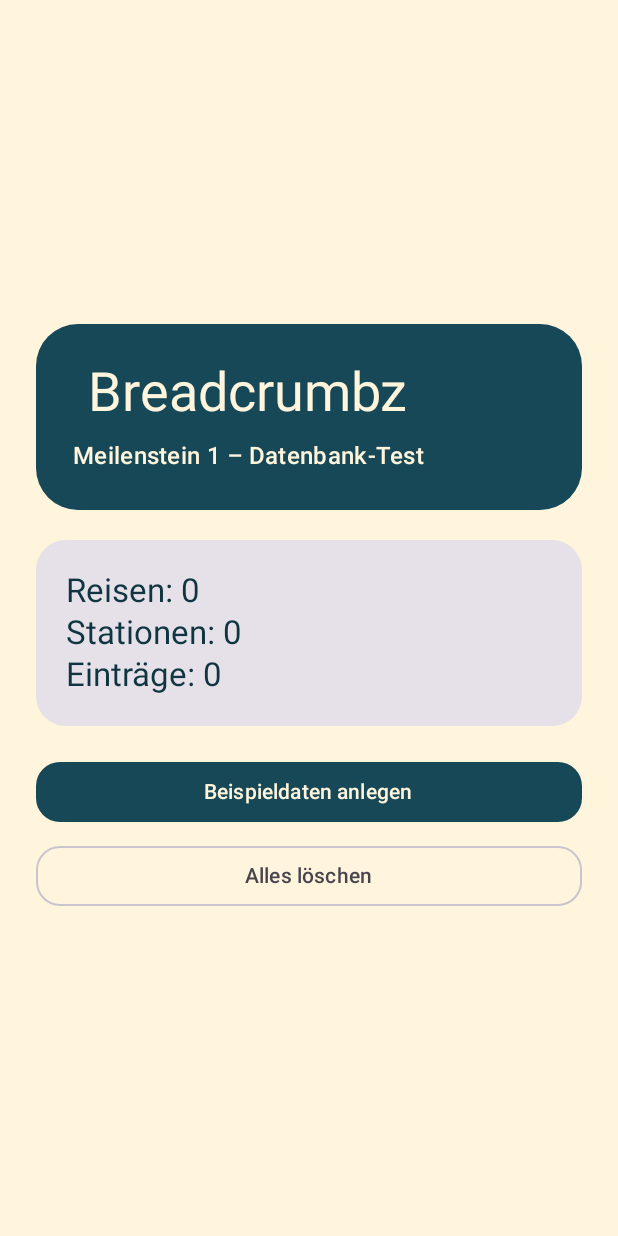
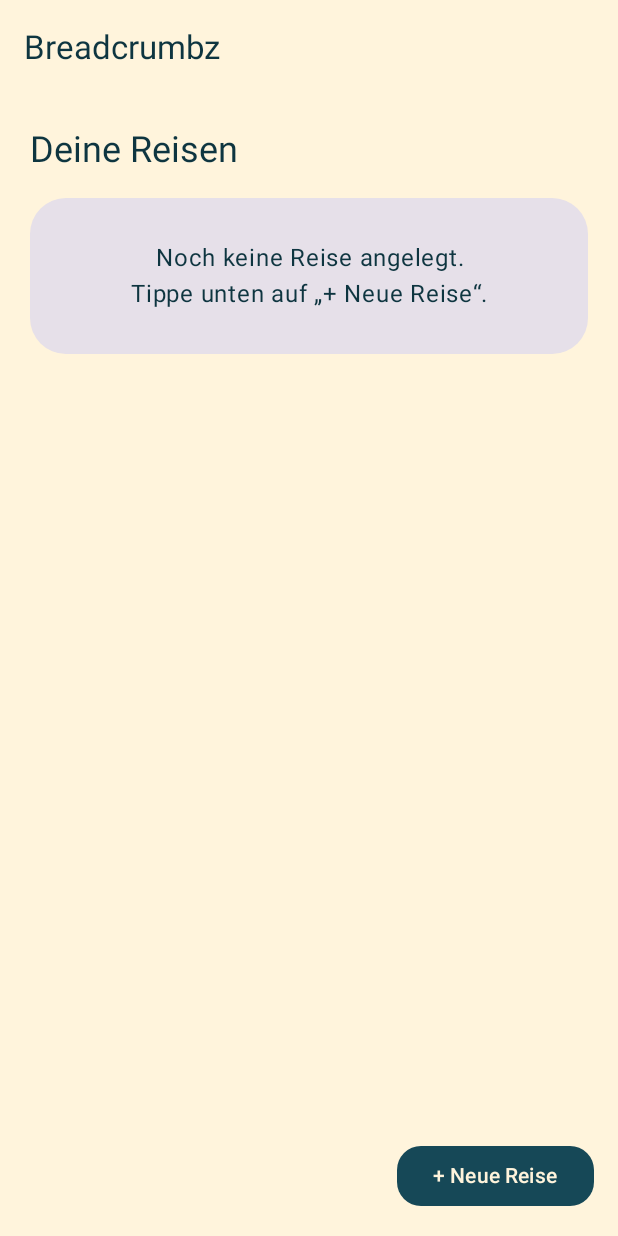
Before and after one commit to mumblemood/breadcrumbz, an Android app built with Jetpack Compose: the screen it shows after launch (MainActivity), on a phone screen of 412 x 824 dp. Run offline under Robolectric (Android 15) with nearby library versions, the phone set to English and light mode, and no system bars; our stand-ins replace Room's generated code.

Commit message:
Meilenstein 2: Reisen anlegen, bearbeiten und loeschen

```diff
--- a/app/src/main/java/de/breadcrumbz/app/MainActivity.kt
+++ b/app/src/main/java/de/breadcrumbz/app/MainActivity.kt
@@ -8,15 +8,15 @@ import androidx.compose.material3.MaterialTheme
 import androidx.compose.material3.Surface
 import androidx.compose.ui.Modifier
 import de.breadcrumbz.app.state.BreadcrumbzViewModelFactory
-import de.breadcrumbz.app.state.DatabaseTestViewModel
+import de.breadcrumbz.app.state.TripsViewModel
 import de.breadcrumbz.app.ui.theme.BreadcrumbzTheme
-import de.breadcrumbz.app.ui.trips.DatabaseTestScreen
+import de.breadcrumbz.app.ui.trips.TripsScreen
 
 class MainActivity : ComponentActivity() {
 
     private val container: AppContainer by lazy { (application as BreadcrumbzApp).container }
 
-    private val viewModel: DatabaseTestViewModel by viewModels {
+    private val viewModel: TripsViewModel by viewModels {
         BreadcrumbzViewModelFactory(container.repository)
     }
 
@@ -28,7 +28,7 @@ class MainActivity : ComponentActivity() {
                     modifier = Modifier,
                     color = MaterialTheme.colorScheme.background,
                 ) {
-                    DatabaseTestScreen(viewModel)
+                    TripsScreen(viewModel)
                 }
             }
         }
--- a/app/src/main/java/de/breadcrumbz/app/state/BreadcrumbzViewModelFactory.kt
+++ b/app/src/main/java/de/breadcrumbz/app/state/BreadcrumbzViewModelFactory.kt
@@ -10,8 +10,8 @@ class BreadcrumbzViewModelFactory(
 
     @Suppress("UNCHECKED_CAST")
     override fun <T : ViewModel> create(modelClass: Class<T>): T {
-        if (modelClass.isAssignableFrom(DatabaseTestViewModel::class.java)) {
-            return DatabaseTestViewModel(repository) as T
+        if (modelClass.isAssignableFrom(TripsViewModel::class.java)) {
+            return TripsViewModel(repository) as T
         }
         throw IllegalArgumentException("Unbekanntes ViewModel: $modelClass")
     }
--- a/app/src/main/java/de/breadcrumbz/app/state/DatabaseTestViewModel.kt
+++ /dev/null
@@ -1,69 +0,0 @@
-package de.breadcrumbz.app.state
-
-import androidx.lifecycle.ViewModel
-import androidx.lifecycle.viewModelScope
-import de.breadcrumbz.app.domain.model.Entry
-import de.breadcrumbz.app.domain.model.Stop
-import de.breadcrumbz.app.domain.model.StopSource
-import de.breadcrumbz.app.domain.repository.BreadcrumbzRepository
-import kotlinx.coroutines.flow.SharingStarted
-import kotlinx.coroutines.flow.flatMapLatest
-import kotlinx.coroutines.flow.flowOf
-import kotlinx.coroutines.flow.map
-import kotlinx.coroutines.flow.stateIn
-import kotlinx.coroutines.launch
-
-/**
- * Nur für Meilenstein 1: Erzeugt Testdaten und zeigt an, ob die
- * Datenbank und die Beziehungen zwischen Reisen, Stationen und Einträgen
- * funktionieren. Wird später durch die echte Reise-Ansicht ersetzt.
- */
-class DatabaseTestViewModel(
-    private val repository: BreadcrumbzRepository,
-) : ViewModel() {
-
-    val trips = repository.observeTrips()
-        .stateIn(viewModelScope, SharingStarted.WhileSubscribed(5_000), emptyList())
-
-    val stops = trips.map { it.firstOrNull()?.id }
-        .flatMapLatest { tripId ->
-            if (tripId == null) flowOf<List<Stop>>(emptyList())
-            else repository.observeStops(tripId)
-        }
-        .stateIn(viewModelScope, SharingStarted.WhileSubscribed(5_000), emptyList())
-
-    val entries = stops.map { it.firstOrNull()?.id }
-        .flatMapLatest { stopId ->
-            if (stopId == null) flowOf<List<Entry>>(emptyList())
-            else repository.observeEntries(stopId)
-        }
-        .stateIn(viewModelScope, SharingStarted.WhileSubscribed(5_000), emptyList())
-
-    fun createSample() {
-        viewModelScope.launch {
-            val trip = repository.createTrip(
-                title = "Probe-Reise",
-                description = "Testdaten aus Meilenstein 1",
-            )
-            val stop = repository.addStop(
-                tripId = trip.id,
-                title = "Erster Wegpunkt",
-                latitude = 48.1374,
-                longitude = 11.5755,
-                visitedAt = System.currentTimeMillis(),
-                source = StopSource.MANUAL,
-            )
-            repository.addEntry(
-                stopId = stop.id,
-                title = "Notiz",
-                body = "Datenbank und Beziehungen funktionieren.",
-            )
-        }
-    }
-
-    fun clearAll() {
-        viewModelScope.launch {
-            trips.value.forEach { repository.deleteTrip(it.id) }
-        }
-    }
-}
--- a/app/src/main/java/de/breadcrumbz/app/ui/trips/DatabaseTestScreen.kt
+++ /dev/null
@@ -1,115 +0,0 @@
-package de.breadcrumbz.app.ui.trips
-
-import androidx.compose.foundation.layout.Arrangement
-import androidx.compose.foundation.layout.Column
-import androidx.compose.foundation.layout.Spacer
-import androidx.compose.foundation.layout.fillMaxSize
-import androidx.compose.foundation.layout.fillMaxWidth
-import androidx.compose.foundation.layout.height
-import androidx.compose.foundation.layout.padding
-import androidx.compose.foundation.rememberScrollState
-import androidx.compose.foundation.shape.RoundedCornerShape
-import androidx.compose.foundation.verticalScroll
-import androidx.compose.material3.Button
-import androidx.compose.material3.Card
-import androidx.compose.material3.CardDefaults
-import androidx.compose.material3.MaterialTheme
-import androidx.compose.material3.OutlinedButton
-import androidx.compose.material3.Text
-import androidx.compose.runtime.Composable
-import androidx.compose.runtime.getValue
-import androidx.compose.ui.Alignment
-import androidx.compose.ui.Modifier
-import androidx.compose.ui.text.style.TextAlign
-import androidx.compose.ui.unit.dp
-import androidx.lifecycle.compose.collectAsStateWithLifecycle
-import de.breadcrumbz.app.state.DatabaseTestViewModel
-
-@Composable
-fun DatabaseTestScreen(
-    viewModel: DatabaseTestViewModel,
-    modifier: Modifier = Modifier,
-) {
-    val trips by viewModel.trips.collectAsStateWithLifecycle()
-    val stops by viewModel.stops.collectAsStateWithLifecycle()
-    val entries by viewModel.entries.collectAsStateWithLifecycle()
-
-    Column(
-        modifier = modifier
-            .fillMaxSize()
-            .verticalScroll(rememberScrollState())
-            .padding(24.dp),
-        verticalArrangement = Arrangement.Center,
-        horizontalAlignment = Alignment.CenterHorizontally,
-    ) {
-        Card(
-            modifier = Modifier.fillMaxWidth(),
-            shape = RoundedCornerShape(28.dp),
-            colors = CardDefaults.cardColors(
-                containerColor = MaterialTheme.colorScheme.primary,
-            ),
-        ) {
-            Column(
-                modifier = Modifier.padding(24.dp),
-                horizontalAlignment = Alignment.CenterHorizontally,
-            ) {
-                Text(
-                    text = "Breadcrumbz",
-                    style = MaterialTheme.typography.displaySmall,
-                    color = MaterialTheme.colorScheme.onPrimary,
-                )
-                Spacer(Modifier.height(8.dp))
-                Text(
-                    text = "Meilenstein 1 – Datenbank-Test",
-                    style = MaterialTheme.typography.titleMedium,
-                    color = MaterialTheme.colorScheme.onPrimary,
-                    textAlign = TextAlign.Center,
-                )
-            }
-        }
-
-        Spacer(Modifier.height(20.dp))
-
-        Card(
-            modifier = Modifier.fillMaxWidth(),
-            shape = RoundedCornerShape(20.dp),
-        ) {
-            Column(modifier = Modifier.padding(20.dp)) {
-                Text("Reisen: ${trips.size}", style = MaterialTheme.typography.titleLarge)
-                Text("Stationen: ${stops.size}", style = MaterialTheme.typography.titleLarge)
-                Text("Einträge: ${entries.size}", style = MaterialTheme.typography.titleLarge)
-
-                trips.firstOrNull()?.let {
-                    Spacer(Modifier.height(12.dp))
-                    Text("Reise: ${it.title}", style = MaterialTheme.typography.bodyLarge)
-                }
-                stops.firstOrNull()?.let {
-                    Text("Ort: ${it.title}", style = MaterialTheme.typography.bodyLarge)
-                }
-                entries.firstOrNull()?.let {
-                    Text("Text: ${it.body}", style = MaterialTheme.typography.bodyLarge)
-                }
-            }
-        }
-
-        Spacer(Modifier.height(20.dp))
-
-        Button(
-            onClick = viewModel::createSample,
-            modifier = Modifier.fillMaxWidth(),
-            shape = RoundedCornerShape(16.dp),
-        ) {
-            Text("Beispieldaten anlegen")
-        }
-
-        Spacer(Modifier.height(8.dp))
-
-        OutlinedButton(
-            onClick = viewModel::clearAll,
-            modifier = Modifier.fillMaxWidth(),
-            shape = RoundedCornerShape(16.dp),
-        ) {
-            Text("Alles löschen")
-        }
-    }
-}
--- /dev/null
+++ b/app/src/main/java/de/breadcrumbz/app/ui/trips/TripsScreen.kt
@@ -0,0 +1,202 @@
+package de.breadcrumbz.app.ui.trips
+
+import androidx.compose.foundation.layout.Arrangement
+import androidx.compose.foundation.layout.Column
+import androidx.compose.foundation.layout.Row
+import androidx.compose.foundation.layout.Spacer
+import androidx.compose.foundation.layout.fillMaxSize
+import androidx.compose.foundation.layout.fillMaxWidth
+import androidx.compose.foundation.layout.height
+import androidx.compose.foundation.layout.padding
+import androidx.compose.foundation.lazy.LazyColumn
+import androidx.compose.foundation.lazy.items
+import androidx.compose.foundation.shape.RoundedCornerShape
+import androidx.compose.material3.AlertDialog
+import androidx.compose.material3.Button
+import androidx.compose.material3.Card
+import androidx.compose.material3.CardDefaults
+import androidx.compose.material3.ExperimentalMaterial3Api
+import androidx.compose.material3.MaterialTheme
+import androidx.compose.material3.OutlinedTextField
+import androidx.compose.material3.Scaffold
+import androidx.compose.material3.Text
+import androidx.compose.material3.TextButton
+import androidx.compose.material3.TopAppBar
+import androidx.compose.runtime.Composable
+import androidx.compose.runtime.getValue
+import androidx.compose.runtime.mutableStateOf
+import androidx.compose.runtime.remember
+import androidx.compose.runtime.saveable.rememberSaveable
+import androidx.compose.runtime.setValue
+import androidx.compose.ui.Modifier
+import androidx.compose.ui.text.style.TextAlign
+import androidx.compose.ui.unit.dp
+import androidx.lifecycle.compose.collectAsStateWithLifecycle
+import de.breadcrumbz.app.domain.model.Trip
+import de.breadcrumbz.app.state.TripsViewModel
+
+@OptIn(ExperimentalMaterial3Api::class)
+@Composable
+fun TripsScreen(
+    viewModel: TripsViewModel,
+    modifier: Modifier = Modifier,
+) {
+    val trips by viewModel.trips.collectAsStateWithLifecycle()
+
+    var showEditor by rememberSaveable { mutableStateOf(false) }
+    var editingId by rememberSaveable { mutableStateOf<String?>(null) }
+    var titleInput by rememberSaveable { mutableStateOf("") }
+    var descriptionInput by rememberSaveable { mutableStateOf("") }
+    var deleteCandidate by remember { mutableStateOf<Trip?>(null) }
+
+    fun openEditor(trip: Trip? = null) {
+        editingId = trip?.id
+        titleInput = trip?.title.orEmpty()
+        descriptionInput = trip?.description.orEmpty()
+        showEditor = true
+    }
+
+    Scaffold(
+        modifier = modifier,
+        topBar = {
+            TopAppBar(title = { Text("Breadcrumbz") })
+        },
+        floatingActionButton = {
+            Button(
+                onClick = { openEditor() },
+                shape = RoundedCornerShape(16.dp),
+            ) {
+                Text("+ Neue Reise")
+            }
+        },
+    ) { padding ->
+        Column(
+            modifier = Modifier
+                .fillMaxSize()
+                .padding(padding)
+                .padding(20.dp),
+        ) {
+            Text("Deine Reisen", style = MaterialTheme.typography.headlineSmall)
+            Spacer(Modifier.height(16.dp))
+
+            if (trips.isEmpty()) {
+                Card(
+                    modifier = Modifier.fillMaxWidth(),
+                    shape = RoundedCornerShape(24.dp),
+                ) {
+                    Text(
+                        text = "Noch keine Reise angelegt.\nTippe unten auf „+ Neue Reise“.",
+                        style = MaterialTheme.typography.bodyLarge,
+                        textAlign = TextAlign.Center,
+                        modifier = Modifier
+                            .fillMaxWidth()
+                            .padding(28.dp),
+                    )
+                }
+            } else {
+                LazyColumn(verticalArrangement = Arrangement.spacedBy(12.dp)) {
+                    items(trips, key = { it.id }) { trip ->
+                        TripCard(
+                            trip = trip,
+                            onEdit = { openEditor(trip) },
+                            onDelete = { deleteCandidate = trip },
+                        )
+                    }
+                }
+            }
+        }
+    }
+
+    if (showEditor) {
+        AlertDialog(
+            onDismissRequest = { showEditor = false },
+            title = { Text(if (editingId == null) "Neue Reise" else "Reise bearbeiten") },
+            text = {
+                Column {
+                    OutlinedTextField(
+                        value = titleInput,
+                        onValueChange = { titleInput = it },
+                        label = { Text("Titel") },
+                        singleLine = true,
+                        modifier = Modifier.fillMaxWidth(),
+                    )
+                    Spacer(Modifier.height(12.dp))
+                    OutlinedTextField(
+                        value = descriptionInput,
+                        onValueChange = { descriptionInput = it },
+                        label = { Text("Kurze Beschreibung") },
+                        minLines = 3,
+                        modifier = Modifier.fillMaxWidth(),
+                    )
+                }
+            },
+            confirmButton = {
+                TextButton(
+                    onClick = {
+                        viewModel.saveTrip(editingId, titleInput, descriptionInput)
+                        showEditor = false
+                    },
+                    enabled = titleInput.isNotBlank(),
+                ) {
+                    Text("Speichern")
+                }
+            },
+            dismissButton = {
+                TextButton(onClick = { showEditor = false }) {
+                    Text("Abbrechen")
+                }
+            },
+        )
+    }
+
+    deleteCandidate?.let { trip ->
+        AlertDialog(
+            onDismissRequest = { deleteCandidate = null },
+            title = { Text("Reise löschen?") },
+            text = { Text("${trip.title} und alle zugehörigen Daten werden gelöscht.") },
+            confirmButton = {
+                TextButton(
+                    onClick = {
+                        viewModel.deleteTrip(trip.id)
+                        deleteCandidate = null
+                    },
+                ) {
+                    Text("Löschen")
+                }
+            },
+            dismissButton = {
+                TextButton(onClick = { deleteCandidate = null }) {
+                    Text("Abbrechen")
+                }
+            },
+        )
+    }
+}
+
+@Composable
+private fun TripCard(
+    trip: Trip,
+    onEdit: () -> Unit,
+    onDelete: () -> Unit,
+) {
+    Card(
+        modifier = Modifier.fillMaxWidth(),
+        shape = RoundedCornerShape(24.dp),
+        colors = CardDefaults.cardColors(
+            containerColor = MaterialTheme.colorScheme.surfaceVariant,
+        ),
+    ) {
+        Column(modifier = Modifier.padding(20.dp)) {
+            Text(trip.title, style = MaterialTheme.typography.titleLarge)
+            if (trip.description.isNotBlank()) {
+                Spacer(Modifier.height(6.dp))
+                Text(trip.description, style = MaterialTheme.typography.bodyMedium)
+            }
+            Spacer(Modifier.height(10.dp))
+            Row {
+                TextButton(onClick = onEdit) { Text("Bearbeiten") }
+                TextButton(onClick = onDelete) { Text("Löschen") }
+            }
+        }
+    }
+}
```
Also changed, not shown: app/src/main/java/de/breadcrumbz/app/state/TripsViewModel.kt (added, +39 -0 lines), 2 other files.
